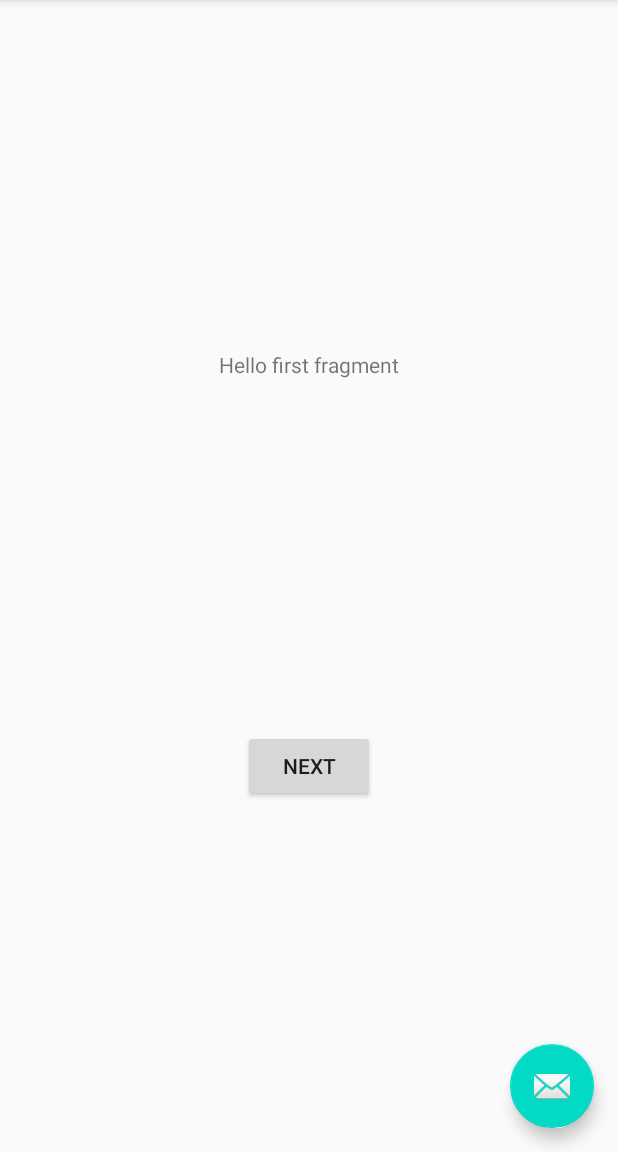
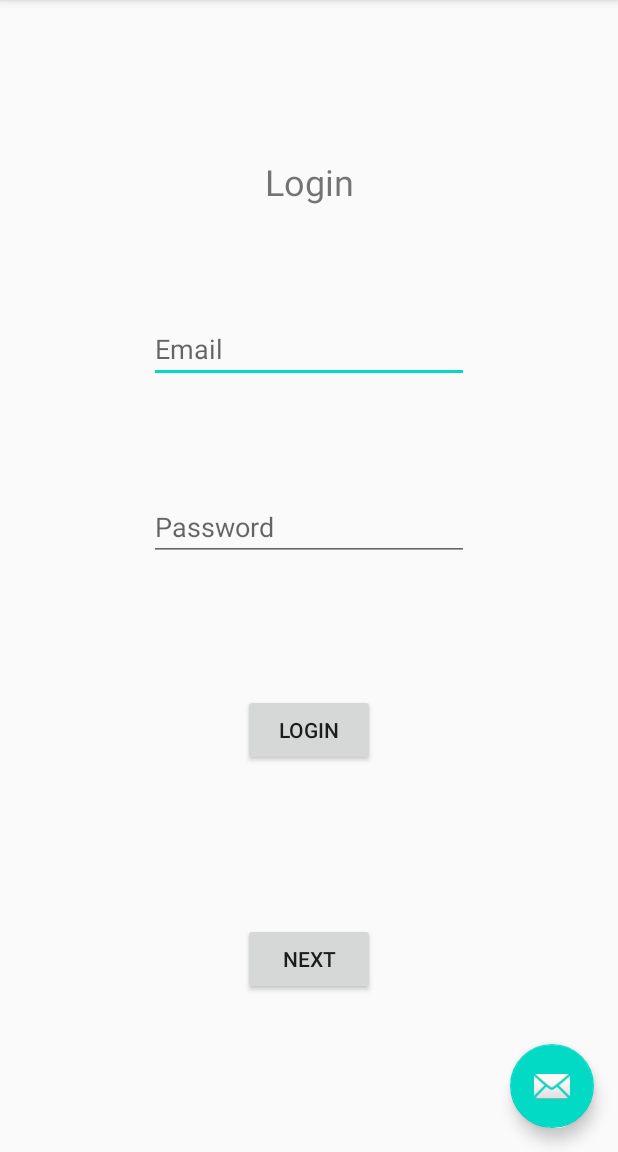
Before and after one commit to niko6116/House-of-Code-Development-Task, an Android app: the screen it shows after launch (MainActivity), on a phone screen of 412 x 824 dp, the part 84-1236 px from its top. Run offline under Robolectric (Android 15) with nearby library versions, the phone set to English and light mode, and no system bars.

Commit message:
Created gui for login. Created TaskApplication class.

```diff
--- a/app/build.gradle
+++ b/app/build.gradle
@@ -32,13 +32,13 @@ dependencies {
     implementation 'androidx.constraintlayout:constraintlayout:1.1.3'
     implementation 'androidx.navigation:navigation-fragment:2.1.0'
     implementation 'androidx.navigation:navigation-ui:2.1.0'
+    //implementation 'com.google.firebase:firebase-analytics:17.2.0'
+    implementation 'com.google.firebase:firebase-analytics:16.0.5'
+    implementation 'com.google.firebase:firebase-auth:16.0.5'
     testImplementation 'junit:junit:4.12'
     androidTestImplementation 'androidx.test.ext:junit:1.1.1'
     androidTestImplementation 'androidx.test.espresso:espresso-core:3.2.0'
 
-    // Firebase
-    implementation 'com.google.firebase:firebase-analytics:17.2.1'
 }
 
-// Firebase
 apply plugin: 'com.google.gms.google-services'
--- a/app/src/main/java/com/niko/houseofcodedevelopmenttask/MainActivity.java
+++ b/app/src/main/java/com/niko/houseofcodedevelopmenttask/MainActivity.java
@@ -18,6 +18,8 @@ public class MainActivity extends AppCompatActivity {
     protected void onCreate(Bundle savedInstanceState) {
         super.onCreate(savedInstanceState);
         setContentView(R.layout.activity_main);
+
+
         Toolbar toolbar = findViewById(R.id.toolbar);
         setSupportActionBar(toolbar);
 
--- /dev/null
+++ b/app/src/main/java/com/niko/houseofcodedevelopmenttask/TaskApplication.java
@@ -0,0 +1,10 @@
+package com.niko.houseofcodedevelopmenttask;
+
+import android.app.Application;
+
+public class TaskApplication extends Application {
+
+
+
+
+}
--- a/app/src/main/res/layout/fragment_first.xml
+++ b/app/src/main/res/layout/fragment_first.xml
@@ -7,22 +7,69 @@
     tools:context=".FirstFragment">
 
     <TextView
-        android:id="@+id/textview_first"
+        android:id="@+id/textview_login"
         android:layout_width="wrap_content"
         android:layout_height="wrap_content"
-        android:text="@string/hello_first_fragment"
+        android:layout_marginTop="32dp"
+        android:text="@string/login"
+        android:textSize="24sp"
+        app:layout_constraintBottom_toTopOf="@id/field_email"
+        app:layout_constraintEnd_toEndOf="parent"
+        app:layout_constraintStart_toStartOf="parent"
+        app:layout_constraintTop_toTopOf="parent"
+        app:layout_constraintVertical_bias="0.50" />
+
+    <EditText
+        android:id="@+id/field_email"
+        android:layout_width="wrap_content"
+        android:layout_height="wrap_content"
+        android:autofillHints="@string/email_hint"
+        android:ems="10"
+        android:hint="@string/email_hint"
+        android:inputType="textEmailAddress"
+        app:layout_constraintBottom_toTopOf="@id/field_password"
+        app:layout_constraintEnd_toEndOf="parent"
+        app:layout_constraintStart_toStartOf="parent"
+        app:layout_constraintTop_toBottomOf="@id/textview_login"
+        app:layout_constraintVertical_bias="0.50" />
+
+    <EditText
+        android:id="@+id/field_password"
+        android:layout_width="wrap_content"
+        android:layout_height="wrap_content"
+        android:layout_marginBottom="16dp"
+        android:autofillHints="@string/password_hint"
+        android:ems="10"
+        android:hint="@string/password_hint"
+        android:inputType="textPassword"
+        app:layout_constraintBottom_toTopOf="@id/button_login"
+        app:layout_constraintEnd_toEndOf="parent"
+        app:layout_constraintStart_toStartOf="parent"
+        app:layout_constraintTop_toBottomOf="@id/field_email"
+        app:layout_constraintVertical_bias="0.50" />
+
+    <Button
+        android:id="@+id/button_login"
+        android:layout_width="wrap_content"
+        android:layout_height="wrap_content"
+        android:layout_marginBottom="16dp"
+        android:text="@string/login"
         app:layout_constraintBottom_toTopOf="@id/button_first"
         app:layout_constraintEnd_toEndOf="parent"
         app:layout_constraintStart_toStartOf="parent"
-        app:layout_constraintTop_toTopOf="parent" />
+        app:layout_constraintTop_toBottomOf="@id/field_password"
+        app:layout_constraintVertical_bias="0.50" />
 
     <Button
         android:id="@+id/button_first"
         android:layout_width="wrap_content"
         android:layout_height="wrap_content"
+        android:layout_marginTop="16dp"
+        android:layout_marginBottom="32dp"
         android:text="@string/next"
         app:layout_constraintBottom_toBottomOf="parent"
         app:layout_constraintEnd_toEndOf="parent"
+        app:layout_constraintHorizontal_bias="0.50"
         app:layout_constraintStart_toStartOf="parent"
-        app:layout_constraintTop_toBottomOf="@id/textview_first" />
+        app:layout_constraintTop_toBottomOf="@id/button_login" />
 </androidx.constraintlayout.widget.ConstraintLayout>
--- a/app/src/main/res/values/strings.xml
+++ b/app/src/main/res/values/strings.xml
@@ -7,6 +7,14 @@
     <string name="next">Next</string>
     <string name="previous">Previous</string>
 
-    <string name="hello_first_fragment">Hello first fragment</string>
+    <string name="login">Login</string>
+    <string name="email_hint">Email</string>
+    <string name="password_hint">Password</string>
+
+
+
+
+
+
     <string name="hello_second_fragment">Hello second fragment. Arg: %1$s</string>
 </resources>
--- a/build.gradle
+++ b/build.gradle
@@ -10,9 +10,7 @@ buildscript {
     dependencies {
         classpath 'com.android.tools.build:gradle:3.6.0-beta05'
         classpath 'androidx.navigation:navigation-safe-args-gradle-plugin:2.1.0'
-
-        // Firebase
-        classpath 'com.google.gms:google-services:4.3.3'
+        classpath 'com.google.gms:google-services:4.3.2'
 
         // NOTE: Do not place your application dependencies here; they belong
         // in the individual module build.gradle files
```
